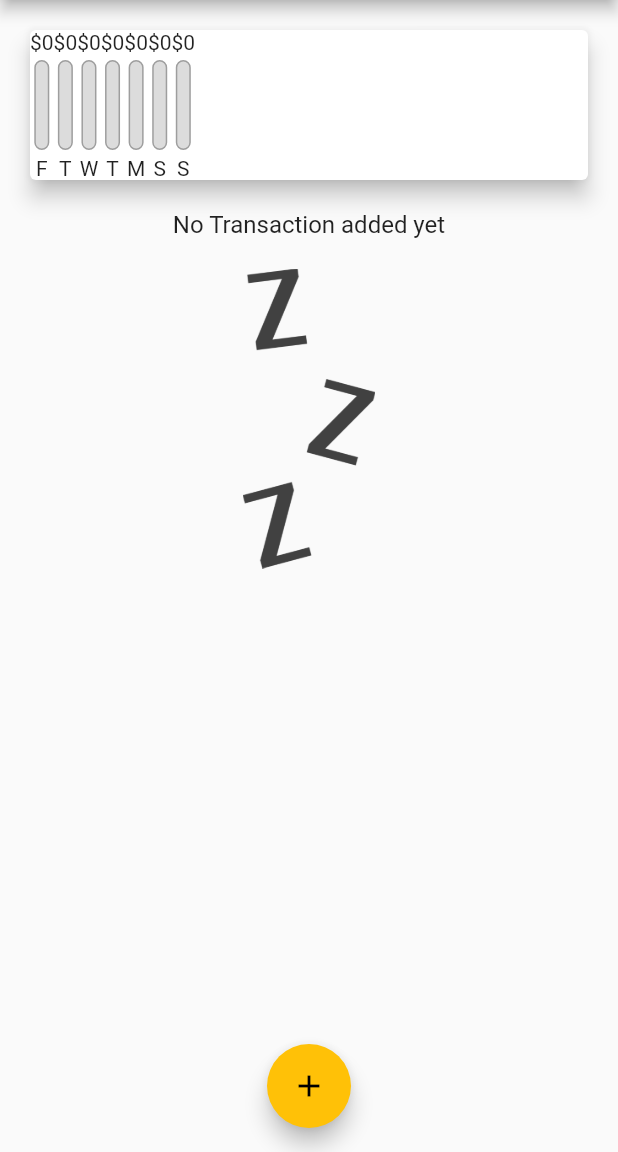
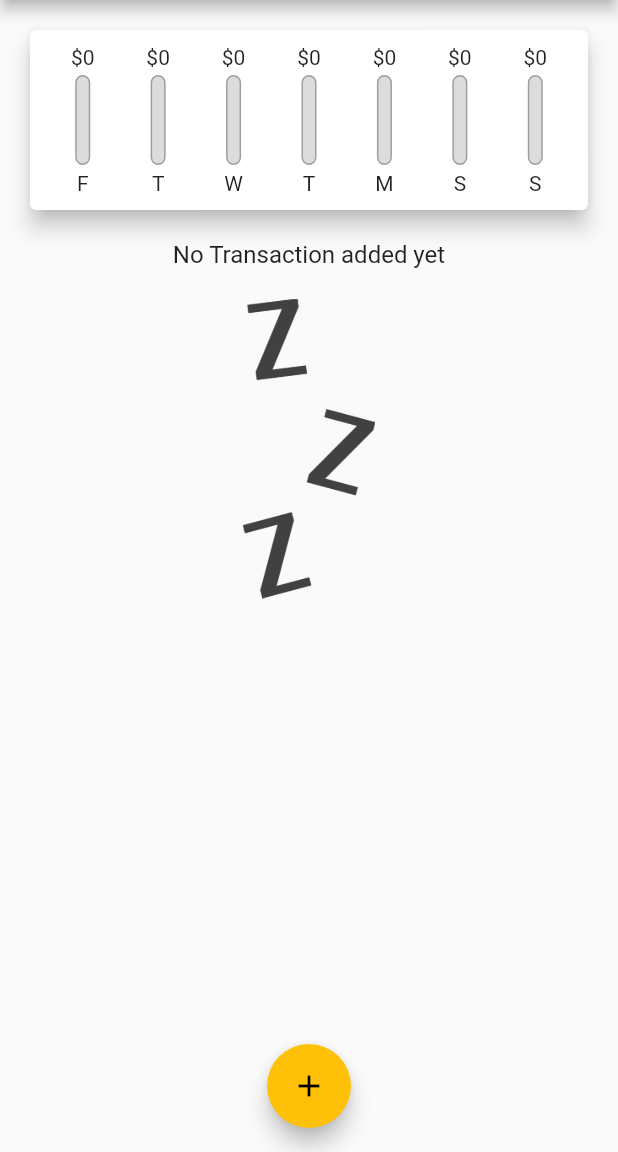
Before and after one commit to JohnKameel/Expensive-planner, a Flutter app: the screen it shows after launch, on a phone screen of 412 x 824 dp, the part 84-1236 px from its top. Run offline on Flutter 3.47's test engine with Material 2 defaults, Android fonts, the phone set to English and light mode, and no system bars; our stand-ins replace google_fonts, image_picker.

Commit message:
Update in chart bar number style

```diff
--- a/lib/widgets/chart.dart
+++ b/lib/widgets/chart.dart
@@ -45,16 +45,23 @@ class Chart extends StatelessWidget {
     return Card(
       elevation: 6,
       margin: EdgeInsets.all(20),
+      child: Padding(
+        padding: EdgeInsets.all(10),
         child: Row(
+          mainAxisAlignment: MainAxisAlignment.spaceAround,
           children: groupTransactionValues.map((data) {
-          return ChartBar(
+            return Flexible(
+              fit: FlexFit.tight,
+              child: ChartBar(
                 data['day'] as String,
                 data['amount'] as double,
                 totalSpending == 0.0
                     ? 0.0
                     : (data['amount'] as double) / totalSpending,
+              ),
             );
           }).toList(),
+        ),
       ),
     );
   }
--- a/lib/widgets/chart_bar.dart
+++ b/lib/widgets/chart_bar.dart
@@ -14,7 +14,9 @@ class ChartBar extends StatelessWidget {
   Widget build(BuildContext context) {
     return Column(
       children: <Widget>[
-        Text('\$${spendingAmount.toStringAsFixed(0)}'),
+        FittedBox(
+          child: Text('\$${spendingAmount.toStringAsFixed(0)}'),
+        ),
         SizedBox(
           height: 4,
         ),
```
Lines whose indentation alone changed are shown as unchanged.
